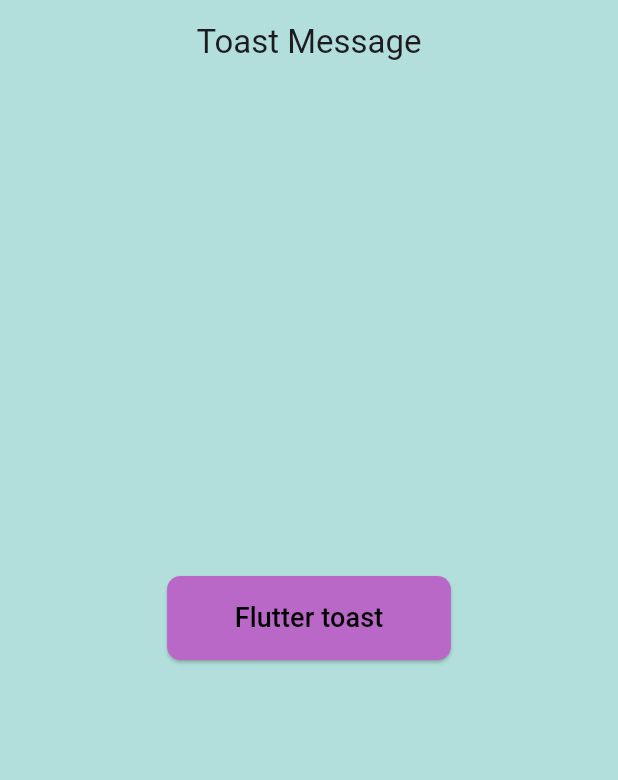
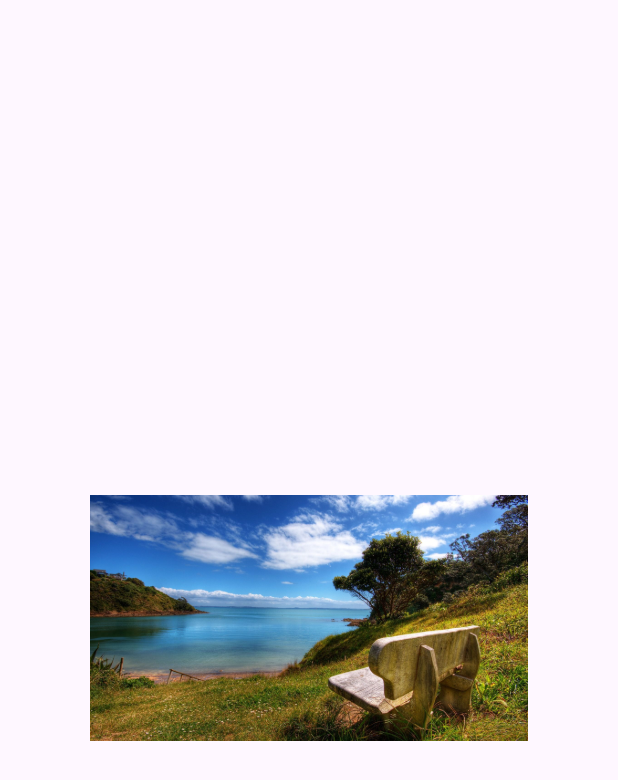
Before and after one commit to azizbekyokhubov1999/flutter_widgets_training, a Flutter app: the screen it shows after launch, on a phone screen of 412 x 824 dp. Shown: the top 780 px of the screen. Run offline on Flutter 3.47's test engine with Material 3 defaults, Android fonts, the phone set to English and light mode, and no system bars; our stand-ins replace another_carousel_pro, avatar_glow, country_picker, curved_navigation_bar, fl_chart, flutter_rating_bar and 16 more; missing offline and left inert: syncfusion_flutter_pdfviewer.

Commit message:
for video 72 - RotatedBox widget(widgetlarni aylantirish)

```diff
--- a/lib/main.dart
+++ b/lib/main.dart
@@ -6,6 +6,7 @@ import 'package:flutter_widgets_training/pages/hiden_appbar.dart';
 import 'package:flutter_widgets_training/pages/modern_bottom_navbar.dart';
 import 'package:flutter_widgets_training/pages/pdf_reader.dart';
 import 'package:flutter_widgets_training/pages/remove_appbar_back_button.dart';
+import 'package:flutter_widgets_training/pages/rotate_widget.dart';
 import 'package:flutter_widgets_training/pages/shimmer_effect.dart';
 import 'package:flutter_widgets_training/pages/show_bottom_sheet.dart';
 import 'package:flutter_widgets_training/pages/toast_message.dart';
@@ -96,7 +97,7 @@ class MyApp extends StatelessWidget {
       theme: ThemeData(
         useMaterial3: true
       ),
-      home: MyToastMessage(),
+      home: MyRotatedWidget(),
     );
   }
 }
--- /dev/null
+++ b/lib/pages/rotate_widget.dart
@@ -0,0 +1,36 @@
+import 'package:flutter/material.dart';
+
+class MyRotatedWidget extends StatelessWidget {
+  const MyRotatedWidget({super.key});
+
+  @override
+  Widget build(BuildContext context) {
+    return Scaffold(
+      body: Center(
+        child: RotatedBox(
+            quarterTurns: 4,
+          child:
+          //Text("Flutter Rotated Box",
+          // style: TextStyle(
+          //   fontSize: 25,
+          //   fontWeight: FontWeight.w500,
+          //   color: Colors.purple
+          // ),
+          // ),
+
+          // Icon(Icons.apple_outlined,
+          // size: 200,
+          //   color: Colors.black,
+          // )
+
+          Padding(
+            padding: const EdgeInsets.all(60),
+            child: Image.asset("assets/images/nature1.jpg",
+            ),
+          )
+
+        ),
+      ),
+    );
+  }
+}
--- a/pubspec.yaml
+++ b/pubspec.yaml
@@ -52,7 +52,7 @@ dependencies:
   syncfusion_flutter_pdfviewer: ^27.2.4
   google_nav_bar: ^5.0.7
   flutter_rating_bar: ^4.0.1
-  fluttertoast: ^8.2.8
+  #fluttertoast: ^8.2.8
 
 dev_dependencies:
   flutter_test:
```
Also changed, not shown: lib/pages/toast_message.dart (+11 -11 lines), pubspec.lock.
